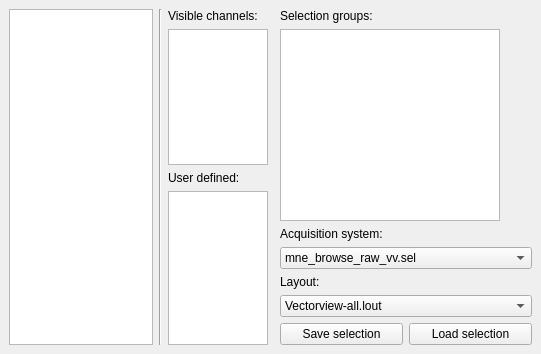
This is applications/mne_browse_raw_qt/Windows/selectionmanagerwindow.ui in mne-tools/mne-cpp as Qt 5 draws it before an edit. The edited form follows.
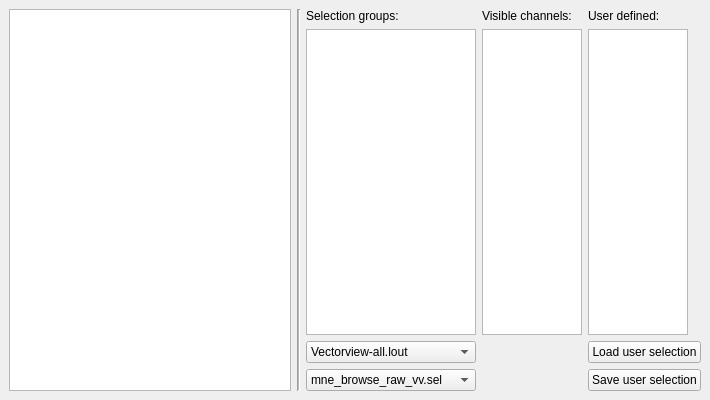
This is the edited form.

Commit message: - continued working on the selection manager

Patch:
```diff
--- a/applications/mne_browse_raw_qt/Windows/selectionmanagerwindow.ui
+++ b/applications/mne_browse_raw_qt/Windows/selectionmanagerwindow.ui
@@ -6,8 +6,8 @@
    <rect>
     <x>0</x>
     <y>0</y>
-    <width>541</width>
-    <height>354</height>
+    <width>710</width>
+    <height>400</height>
    </rect>
   </property>
   <property name="allowedAreas">
@@ -17,80 +17,20 @@
    <string>Channel Selection Manager</string>
   </property>
   <widget class="QWidget" name="dockWidgetContents">
-   <layout class="QGridLayout" name="gridLayout">
-    <item row="13" column="6">
-     <widget class="QPushButton" name="pushButton_changeSelection">
-      <property name="sizePolicy">
-       <sizepolicy hsizetype="Preferred" vsizetype="Fixed">
-        <horstretch>0</horstretch>
-        <verstretch>0</verstretch>
-       </sizepolicy>
-      </property>
-      <property name="text">
-       <string>Load selection</string>
-      </property>
-     </widget>
-    </item>
-    <item row="12" column="5" colspan="2">
-     <widget class="QComboBox" name="m_comboBox_layoutFile">
+   <layout class="QHBoxLayout" name="horizontalLayout">
       <item>
-       <property name="text">
-        <string>Vectorview-all.lout</string>
-       </property>
-      </item>
-      <item>
-       <property name="text">
-        <string>Vectorview-grad.lout</string>
-       </property>
-      </item>
-      <item>
-       <property name="text">
-        <string>Vectorview-mag.lout</string>
-       </property>
-      </item>
-      <item>
-       <property name="text">
-        <string>CTF-275.lout</string>
-       </property>
-      </item>
-      <item>
-       <property name="text">
-        <string>magnesWH3600.lout</string>
-       </property>
-      </item>
-     </widget>
-    </item>
-    <item row="11" column="5">
-     <widget class="QLabel" name="label_4">
-      <property name="text">
-       <string>Layout:</string>
-      </property>
-     </widget>
-    </item>
-    <item row="13" column="5">
-     <widget class="QPushButton" name="m_pushButton_saveSelection">
-      <property name="sizePolicy">
-       <sizepolicy hsizetype="Preferred" vsizetype="Fixed">
-        <horstretch>0</horstretch>
-        <verstretch>0</verstretch>
-       </sizepolicy>
-      </property>
-      <property name="text">
-       <string>Save selection</string>
-      </property>
-     </widget>
-    </item>
-    <item row="2" column="2">
+     <layout class="QGridLayout" name="gridLayout_2">
+      <item row="0" column="8">
      <widget class="QLabel" name="label_5">
       <property name="text">
        <string>User defined:</string>
       </property>
      </widget>
     </item>
-    <item row="3" column="2" rowspan="11">
+      <item row="1" column="8">
      <widget class="QListWidget" name="m_listWidget_userDefined">
       <property name="sizePolicy">
-       <sizepolicy hsizetype="Fixed" vsizetype="Expanding">
+         <sizepolicy hsizetype="Fixed" vsizetype="Preferred">
         <horstretch>0</horstretch>
         <verstretch>0</verstretch>
        </sizepolicy>
@@ -107,9 +47,21 @@
         <height>16777215</height>
        </size>
       </property>
-     </widget>
-    </item>
-    <item row="1" column="2" colspan="2">
+        <property name="acceptDrops">
+         <bool>true</bool>
+        </property>
+        <property name="dragDropMode">
+         <enum>QAbstractItemView::DropOnly</enum>
+        </property>
+        <property name="selectionMode">
+         <enum>QAbstractItemView::ExtendedSelection</enum>
+        </property>
+        <property name="sortingEnabled">
+         <bool>false</bool>
+        </property>
+       </widget>
+      </item>
+      <item row="1" column="7">
      <widget class="QListWidget" name="m_listWidget_visibleChannels">
       <property name="sizePolicy">
        <sizepolicy hsizetype="Fixed" vsizetype="Preferred">
@@ -129,29 +81,21 @@
         <height>16777215</height>
        </size>
       </property>
-     </widget>
-    </item>
-    <item row="0" column="2">
-     <widget class="QLabel" name="label">
-      <property name="sizePolicy">
-       <sizepolicy hsizetype="Preferred" vsizetype="Fixed">
-        <horstretch>0</horstretch>
-        <verstretch>0</verstretch>
-       </sizepolicy>
-      </property>
-      <property name="text">
-       <string>Visible channels:</string>
-      </property>
-     </widget>
-    </item>
-    <item row="0" column="1" rowspan="14">
-     <widget class="Line" name="line">
-      <property name="orientation">
-       <enum>Qt::Vertical</enum>
-      </property>
-     </widget>
-    </item>
-    <item row="0" column="0" rowspan="14">
+        <property name="dragEnabled">
+         <bool>true</bool>
+        </property>
+        <property name="dragDropMode">
+         <enum>QAbstractItemView::DragOnly</enum>
+        </property>
+        <property name="defaultDropAction">
+         <enum>Qt::CopyAction</enum>
+        </property>
+        <property name="selectionMode">
+         <enum>QAbstractItemView::ExtendedSelection</enum>
+        </property>
+       </widget>
+      </item>
+      <item row="0" column="1" rowspan="4" colspan="3">
      <widget class="QGraphicsView" name="m_graphicsView_layoutPlot">
       <property name="dragMode">
        <enum>QGraphicsView::RubberBandDrag</enum>
@@ -167,18 +111,30 @@
     <item row="0" column="5">
      <widget class="QLabel" name="label_2">
       <property name="sizePolicy">
-       <sizepolicy hsizetype="Preferred" vsizetype="Fixed">
+         <sizepolicy hsizetype="Fixed" vsizetype="Fixed">
         <horstretch>0</horstretch>
         <verstretch>0</verstretch>
        </sizepolicy>
       </property>
+        <property name="minimumSize">
+         <size>
+          <width>150</width>
+          <height>0</height>
+         </size>
+        </property>
+        <property name="maximumSize">
+         <size>
+          <width>150</width>
+          <height>16777215</height>
+         </size>
+        </property>
       <property name="text">
        <string>Selection groups:</string>
       </property>
      </widget>
     </item>
-    <item row="9" column="5">
-     <widget class="QLabel" name="label_3">
+      <item row="3" column="8">
+       <widget class="QPushButton" name="m_pushButton_saveSelection">
       <property name="sizePolicy">
        <sizepolicy hsizetype="Preferred" vsizetype="Fixed">
         <horstretch>0</horstretch>
@@ -186,34 +142,120 @@
        </sizepolicy>
       </property>
       <property name="text">
-       <string>Acquisition system:</string>
+         <string>Save user selection</string>
       </property>
      </widget>
     </item>
-    <item row="1" column="5" rowspan="8" colspan="2">
+      <item row="0" column="4" rowspan="4">
+       <widget class="Line" name="line">
+        <property name="font">
+         <font>
+          <pointsize>8</pointsize>
+         </font>
+        </property>
+        <property name="frameShadow">
+         <enum>QFrame::Sunken</enum>
+        </property>
+        <property name="lineWidth">
+         <number>1</number>
+        </property>
+        <property name="midLineWidth">
+         <number>1</number>
+        </property>
+        <property name="orientation">
+         <enum>Qt::Vertical</enum>
+        </property>
+       </widget>
+      </item>
+      <item row="2" column="5">
+       <widget class="QComboBox" name="m_comboBox_layoutFile">
+        <property name="sizePolicy">
+         <sizepolicy hsizetype="Fixed" vsizetype="Fixed">
+          <horstretch>0</horstretch>
+          <verstretch>0</verstretch>
+         </sizepolicy>
+        </property>
+        <property name="minimumSize">
+         <size>
+          <width>170</width>
+          <height>0</height>
+         </size>
+        </property>
+        <property name="maximumSize">
+         <size>
+          <width>170</width>
+          <height>16777215</height>
+         </size>
+        </property>
+        <item>
+         <property name="text">
+          <string>Vectorview-all.lout</string>
+         </property>
+        </item>
+        <item>
+         <property name="text">
+          <string>Vectorview-grad.lout</string>
+         </property>
+        </item>
+        <item>
+         <property name="text">
+          <string>Vectorview-mag.lout</string>
+         </property>
+        </item>
+        <item>
+         <property name="text">
+          <string>CTF-275.lout</string>
+         </property>
+        </item>
+        <item>
+         <property name="text">
+          <string>magnesWH3600.lout</string>
+         </property>
+        </item>
+       </widget>
+      </item>
+      <item row="1" column="5">
      <widget class="QListWidget" name="m_listWidget_selectionGroups">
       <property name="sizePolicy">
-       <sizepolicy hsizetype="Fixed" vsizetype="Expanding">
+         <sizepolicy hsizetype="Fixed" vsizetype="Preferred">
         <horstretch>0</horstretch>
         <verstretch>0</verstretch>
        </sizepolicy>
       </property>
       <property name="minimumSize">
        <size>
-        <width>220</width>
+          <width>170</width>
         <height>0</height>
        </size>
       </property>
       <property name="maximumSize">
        <size>
-        <width>220</width>
+          <width>170</width>
         <height>16777215</height>
        </size>
       </property>
      </widget>
     </item>
-    <item row="10" column="5" colspan="2">
+      <item row="3" column="5">
      <widget class="QComboBox" name="m_comboBox_selectionFiles">
+        <property name="sizePolicy">
+         <sizepolicy hsizetype="Fixed" vsizetype="Fixed">
+          <horstretch>0</horstretch>
+          <verstretch>0</verstretch>
+         </sizepolicy>
+        </property>
+        <property name="minimumSize">
+         <size>
+          <width>170</width>
+          <height>0</height>
+         </size>
+        </property>
+        <property name="maximumSize">
+         <size>
+          <width>170</width>
+          <height>16777215</height>
+         </size>
+        </property>
       <item>
        <property name="text">
         <string>mne_browse_raw_vv.sel</string>
@@ -235,6 +277,34 @@
        </property>
       </item>
      </widget>
+      </item>
+      <item row="2" column="8">
+       <widget class="QPushButton" name="pushButton_changeSelection">
+        <property name="sizePolicy">
+         <sizepolicy hsizetype="Preferred" vsizetype="Fixed">
+          <horstretch>0</horstretch>
+          <verstretch>0</verstretch>
+         </sizepolicy>
+        </property>
+        <property name="text">
+         <string>Load user selection</string>
+        </property>
+       </widget>
+      </item>
+      <item row="0" column="7">
+       <widget class="QLabel" name="label">
+        <property name="sizePolicy">
+         <sizepolicy hsizetype="Preferred" vsizetype="Fixed">
+          <horstretch>0</horstretch>
+          <verstretch>0</verstretch>
+         </sizepolicy>
+        </property>
+        <property name="text">
+         <string>Visible channels:</string>
+        </property>
+       </widget>
+      </item>
+     </layout>
     </item>
    </layout>
   </widget>
```
Lines whose indentation alone changed are shown as unchanged. The commit also changes 6 other files.
